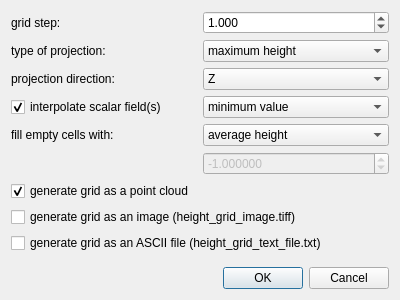
CloudCompare/CloudCompare, file qCC/ui_templates/heightGridGenerationDlg.ui: the form before one commit.
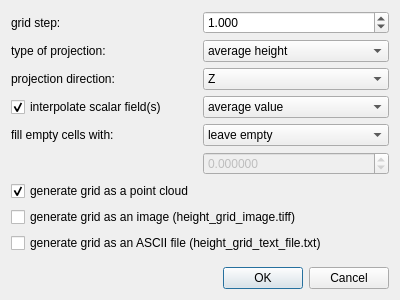
The form after the commit.

Commit message: 'Height grid generation' tool updated

```diff
--- a/qCC/ui_templates/heightGridGenerationDlg.ui
+++ b/qCC/ui_templates/heightGridGenerationDlg.ui
@@ -68,7 +68,7 @@
         <string>choose the height (z coordinate) projected : maximum = highest point in the cell or average)</string>
        </property>
        <property name="currentIndex">
-        <number>2</number>
+        <number>1</number>
        </property>
        <item>
         <property name="text">
@@ -144,7 +144,7 @@
          <string>choose the height (z coordinate) projected : maximum = highest point in the cell or average)</string>
         </property>
         <property name="currentIndex">
-         <number>0</number>
+         <number>1</number>
         </property>
         <item>
          <property name="text">
@@ -190,6 +190,16 @@
         <property name="toolTip">
          <string>choose the value to fill the cells in which no point is projected : minimum value over the whole point cloud or average value (over the whole cloud also)</string>
         </property>
+        <item>
+         <property name="text">
+          <string>leave empty</string>
+         </property>
+        </item>
+        <item>
+         <property name="text">
+          <string>minimum height</string>
+         </property>
+        </item>
         <item>
          <property name="text">
           <string>average height</string>
@@ -233,7 +243,7 @@
          <double>999999999.000000000000000</double>
         </property>
         <property name="value">
-         <double>-1.000000000000000</double>
+         <double>0.000000000000000</double>
         </property>
        </widget>
       </item>
```
Left out of the diff: 21 changed lines with no effect on the pictures. The commit also changes 5 other files.
